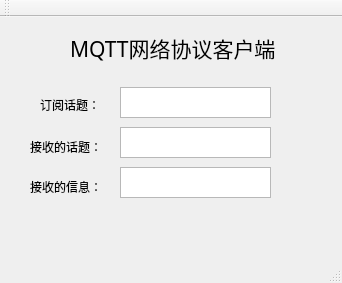
This is MQTT_WIN/mainwindow.ui in mxjily/Qt-Mqtt-Client as Qt 5 draws it before an edit. The edited form follows.
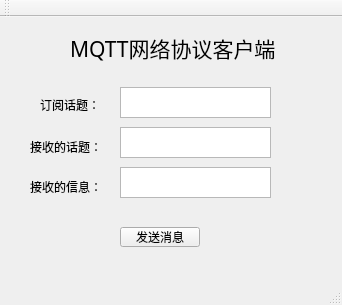
This is the edited form.

The edit to the form file:
```diff
--- a/MQTT_WIN/mainwindow.ui
+++ b/MQTT_WIN/mainwindow.ui
@@ -7,7 +7,7 @@
     <x>0</x>
     <y>0</y>
     <width>342</width>
-    <height>283</height>
+    <height>305</height>
    </rect>
   </property>
   <property name="windowTitle">
@@ -102,6 +102,19 @@
      <string>接收的信息：</string>
     </property>
    </widget>
+   <widget class="QPushButton" name="pushButton">
+    <property name="geometry">
+     <rect>
+      <x>120</x>
+      <y>210</y>
+      <width>80</width>
+      <height>20</height>
+     </rect>
+    </property>
+    <property name="text">
+     <string>发送消息</string>
+    </property>
+   </widget>
   </widget>
   <widget class="QMenuBar" name="menuBar">
    <property name="geometry">
```
